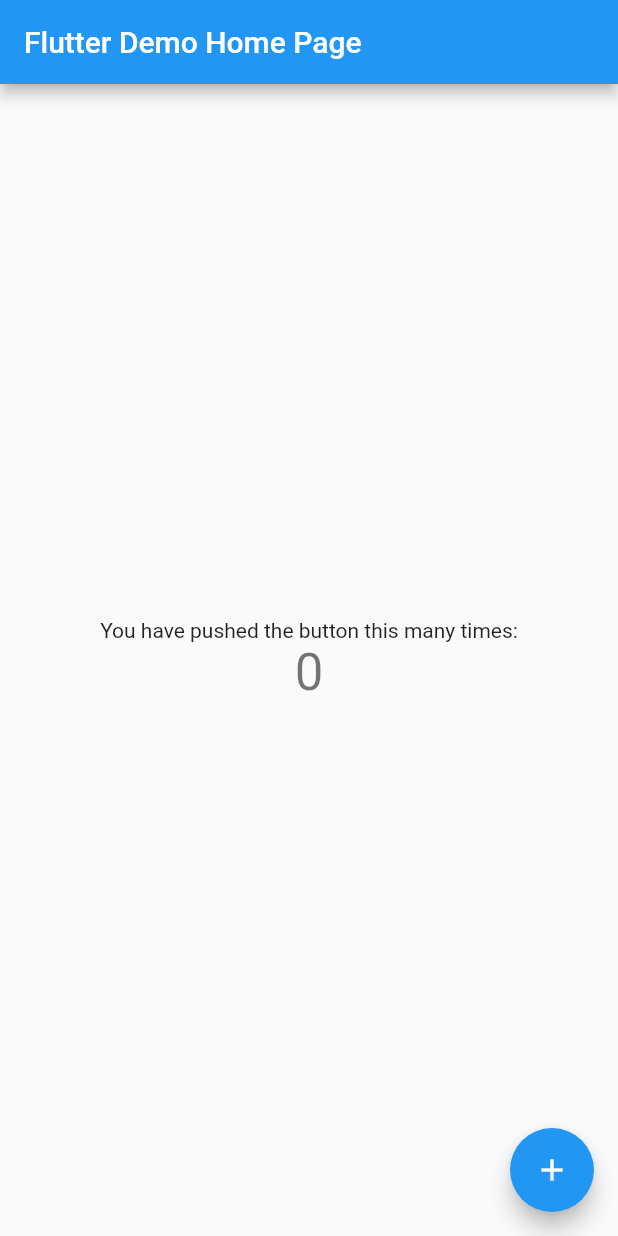
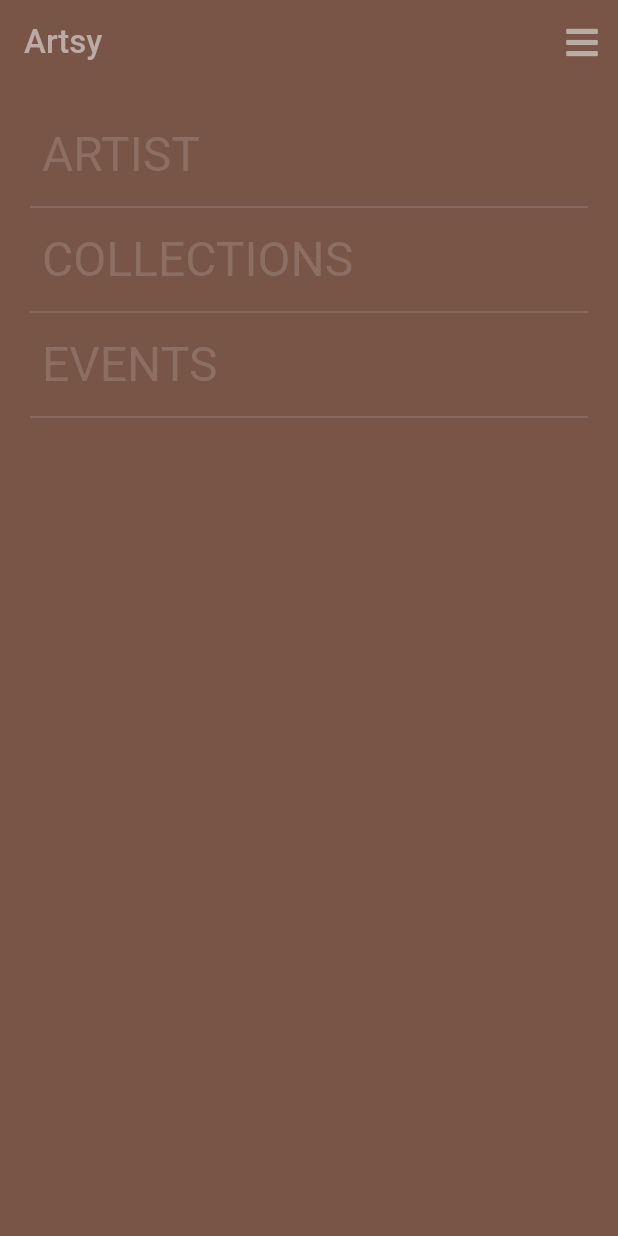
Before and after one commit to Predatorie/flutter_gabs, a Flutter app: the screen it shows after launch, on a phone screen of 412 x 824 dp. Run offline on Flutter 3.47's test engine with Material 2 defaults, Android fonts, the phone set to English and light mode, and no system bars; our stand-ins replace font_awesome_flutter, get.

Commit message:
roughed out home page

```diff
--- a/lib/api.dart
+++ b/lib/Urls.dart
@@ -1,4 +1,4 @@
-class Api {
+class Url {
   /// https://stagingapi.artsy.net/api
   static String artsyTestBaseUrl = 'https://stagingapi.artsy.net/api/';
 
--- /dev/null
+++ b/lib/bindings/artist_binding.dart
@@ -0,0 +1,9 @@
+import 'package:flutter_gabs/controllers/artist_controller.dart';
+import 'package:get/get.dart';
+
+class ArtistBinding extends Bindings {
+  @override
+  void dependencies() {
+    Get.lazyPut<ArtistController>(() => ArtistController());
+  }
+}
--- /dev/null
+++ b/lib/bindings/home_binding.dart
@@ -0,0 +1,9 @@
+import 'package:flutter_gabs/controllers/home_controller.dart';
+import 'package:get/get.dart';
+
+class HomeBinding extends Bindings {
+  @override
+  void dependencies() {
+    Get.lazyPut<HomeController>(() => HomeController());
+  }
+}
--- /dev/null
+++ b/lib/controllers/artist_controller.dart
@@ -0,0 +1,6 @@
+import 'package:get/get.dart';
+
+class ArtistController extends GetxController {
+  final String title = 'Artist Controller';
+  final String body = 'Loaded';
+}
--- /dev/null
+++ b/lib/controllers/home_controller.dart
@@ -0,0 +1,10 @@
+import 'package:get/get.dart';
+
+class HomeController extends GetxController {
+  final String title = 'Artsy';
+  final String body = 'Loaded';
+
+  void debugPrint(String selected) {
+    print(selected);
+  }
+}
--- a/lib/main.dart
+++ b/lib/main.dart
@@ -1,4 +1,9 @@
 import 'package:flutter/material.dart';
+import 'package:flutter_gabs/bindings/artist_binding.dart';
+import 'package:flutter_gabs/bindings/home_binding.dart';
+import 'package:flutter_gabs/views/artist_view.dart';
+import 'package:flutter_gabs/views/home_view.dart';
+import 'package:get/get.dart';
 
 void main() {
   runApp(MyApp());
@@ -8,110 +13,25 @@ class MyApp extends StatelessWidget {
   // This widget is the root of your application.
   @override
   Widget build(BuildContext context) {
-    return MaterialApp(
-      title: 'Flutter Demo',
+    return GetMaterialApp(
+      initialRoute: '/home',
+      getPages: [
+        GetPage(
+          name: '/home',
+          page: () => HomeView(),
+          binding: HomeBinding(),
+        ),
+        GetPage(
+          name: '/artist',
+          page: () => ArtistView(),
+          binding: ArtistBinding(),
+        ),
+      ],
+      title: 'Gabs',
       theme: ThemeData(
-        // This is the theme of your application.
-        //
-        // Try running your application with "flutter run". You'll see the
-        // application has a blue toolbar. Then, without quitting the app, try
-        // changing the primarySwatch below to Colors.green and then invoke
-        // "hot reload" (press "r" in the console where you ran "flutter run",
-        // or simply save your changes to "hot reload" in a Flutter IDE).
-        // Notice that the counter didn't reset back to zero; the application
-        // is not restarted.
-        primarySwatch: Colors.blue,
-        // This makes the visual density adapt to the platform that you run
-        // the app on. For desktop platforms, the controls will be smaller and
-        // closer together (more dense) than on mobile platforms.
+        primarySwatch: Colors.brown,
         visualDensity: VisualDensity.adaptivePlatformDensity,
       ),
-      home: MyHomePage(title: 'Flutter Demo Home Page'),
     );
   }
 }
-
-class MyHomePage extends StatefulWidget {
-  MyHomePage({Key key, this.title}) : super(key: key);
-
-  // This widget is the home page of your application. It is stateful, meaning
-  // that it has a State object (defined below) that contains fields that affect
-  // how it looks.
-
-  // This class is the configuration for the state. It holds the values (in this
-  // case the title) provided by the parent (in this case the App widget) and
-  // used by the build method of the State. Fields in a Widget subclass are
-  // always marked "final".
-
-  final String title;
-
-  @override
-  _MyHomePageState createState() => _MyHomePageState();
-}
-
-class _MyHomePageState extends State<MyHomePage> {
-  int _counter = 0;
-
-  void _incrementCounter() {
-    setState(() {
-      // This call to setState tells the Flutter framework that something has
-      // changed in this State, which causes it to rerun the build method below
-      // so that the display can reflect the updated values. If we changed
-      // _counter without calling setState(), then the build method would not be
-      // called again, and so nothing would appear to happen.
-      _counter++;
-    });
-  }
-
-  @override
-  Widget build(BuildContext context) {
-    // This method is rerun every time setState is called, for instance as done
-    // by the _incrementCounter method above.
-    //
-    // The Flutter framework has been optimized to make rerunning build methods
-    // fast, so that you can just rebuild anything that needs updating rather
-    // than having to individually change instances of widgets.
-    return Scaffold(
-      appBar: AppBar(
-        // Here we take the value from the MyHomePage object that was created by
-        // the App.build method, and use it to set our appbar title.
-        title: Text(widget.title),
-      ),
-      body: Center(
-        // Center is a layout widget. It takes a single child and positions it
-        // in the middle of the parent.
-        child: Column(
-          // Column is also a layout widget. It takes a list of children and
-          // arranges them vertically. By default, it sizes itself to fit its
-          // children horizontally, and tries to be as tall as its parent.
-          //
-          // Invoke "debug painting" (press "p" in the console, choose the
-          // "Toggle Debug Paint" action from the Flutter Inspector in Android
-          // Studio, or the "Toggle Debug Paint" command in Visual Studio Code)
-          // to see the wireframe for each widget.
-          //
-          // Column has various properties to control how it sizes itself and
-          // how it positions its children. Here we use mainAxisAlignment to
-          // center the children vertically; the main axis here is the vertical
-          // axis because Columns are vertical (the cross axis would be
-          // horizontal).
-          mainAxisAlignment: MainAxisAlignment.center,
-          children: <Widget>[
-            Text(
-              'You have pushed the button this many times:',
-            ),
-            Text(
-              '$_counter',
-              style: Theme.of(context).textTheme.headline4,
-            ),
-          ],
-        ),
-      ),
-      floatingActionButton: FloatingActionButton(
-        onPressed: _incrementCounter,
-        tooltip: 'Increment',
-        child: Icon(Icons.add),
-      ), // This trailing comma makes auto-formatting nicer for build methods.
-    );
-  }
-}
--- /dev/null
+++ b/lib/views/home_view.dart
@@ -0,0 +1,68 @@
+import 'package:flutter/material.dart';
+import 'package:flutter_gabs/controllers/home_controller.dart';
+import 'package:flutter_gabs/widgets/menu_item.dart';
+import 'package:font_awesome_flutter/font_awesome_flutter.dart';
+import 'package:get/get.dart';
+
+class HomeView extends GetView<HomeController> {
+  @override
+  Widget build(BuildContext context) {
+    return Scaffold(
+      appBar: AppBar(
+        backgroundColor: Colors.brown,
+        elevation: 0,
+        title: Text(controller.title,
+            style: TextStyle(fontSize: 22, color: Colors.brown[200])),
+        centerTitle: false,
+        actions: [
+          InkWell(
+            onTap: null,
+            child: IconButton(
+              icon: FaIcon(FontAwesomeIcons.bars, color: Colors.brown[200]),
+              onPressed: null,
+            ),
+          ),
+        ],
+      ),
+      backgroundColor: Colors.brown,
+      body: SafeArea(
+        child: Padding(
+          padding: const EdgeInsets.fromLTRB(20, 20, 20, 0),
+          child: Column(
+            mainAxisAlignment: MainAxisAlignment.start,
+            crossAxisAlignment: CrossAxisAlignment.start,
+            children: [
+              MenuItem(
+                label: 'ARTIST',
+                onTap: () =>
+                    controller.debugPrint('TODO: Navigate to Artist View'),
+              ),
+              Divider(
+                thickness: 1,
+                color: Colors.brown[400],
+              ),
+              MenuItem(
+                label: 'COLLECTIONS',
+                onTap: () =>
+                    controller.debugPrint('TODO: Navigate to Collection View'),
+              ),
+              Divider(
+                thickness: 1,
+                color: Colors.brown[400],
+              ),
+              MenuItem(
+                label: 'EVENTS',
+                onTap: () =>
+                    controller.debugPrint('TODO: Navigate to Events View'),
+              ),
+              Divider(
+                thickness: 1,
+                color: Colors.brown[400],
+              ),
+            ],
+          ),
+        ),
+      ),
+    );
+  }
+}
--- /dev/null
+++ b/lib/widgets/menu_item.dart
@@ -0,0 +1,30 @@
+import 'package:flutter/material.dart';
+
+class MenuItem extends StatelessWidget {
+  final Function() onTap;
+  final String label;
+
+  const MenuItem({Key key, this.onTap, this.label}) : super(key: key);
+
+  @override
+  Widget build(BuildContext context) {
+    return Padding(
+      padding: const EdgeInsets.all(8.0),
+      child: InkWell(
+        onTap: () {
+          onTap();
+        },
+        child: Row(
+          mainAxisAlignment: MainAxisAlignment.start,
+          mainAxisSize: MainAxisSize.max,
+          children: [
+            Text(
+              this.label,
+              style: TextStyle(fontSize: 32, color: Colors.brown[400]),
+            ),
+          ],
+        ),
+      ),
+    );
+  }
+}
```
Also changed, not shown: lib/services/api_service.dart (added, +14 -0 lines), lib/services/artsy_service.dart (added, +26 -0 lines), lib/views/artist_view.dart (added, +22 -0 lines), pubspec.yaml (+7 -63 lines), pubspec.lock.
